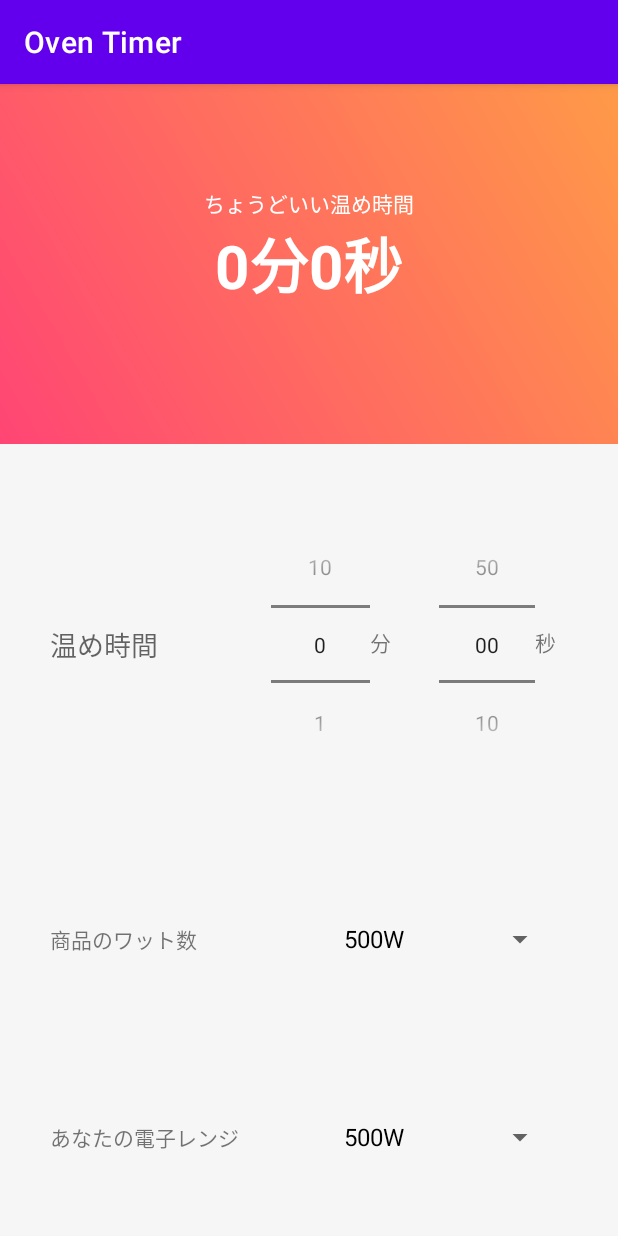
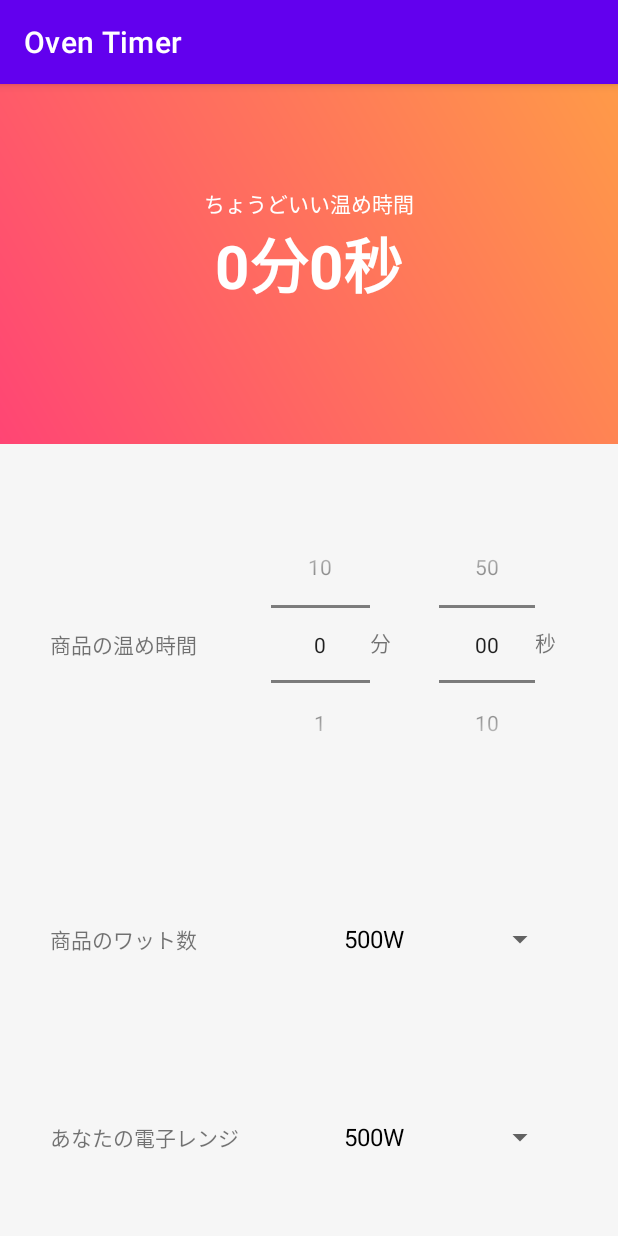
Before and after one commit to taratara10/OrvenTimer, an Android app: the screen it shows after launch (MainActivity), on a phone screen of 412 x 824 dp. Run offline under Robolectric (Android 15) with nearby library versions, the phone set to English and light mode, and no system bars.

Commit message:
edit warmTitle text

```diff
--- a/app/src/main/res/layout/activity_main.xml
+++ b/app/src/main/res/layout/activity_main.xml
@@ -111,8 +111,7 @@
             android:layout_width="wrap_content"
             android:layout_height="wrap_content"
             android:layout_marginEnd="32dp"
-            android:text="温め時間"
-            android:textAppearance="@style/TextAppearance.AppCompat.Medium"
+            android:text="商品の温め時間"
             app:layout_constraintBottom_toBottomOf="@+id/packageMin"
             app:layout_constraintEnd_toStartOf="@+id/packageMin"
             app:layout_constraintHorizontal_bias="0.0"
```
